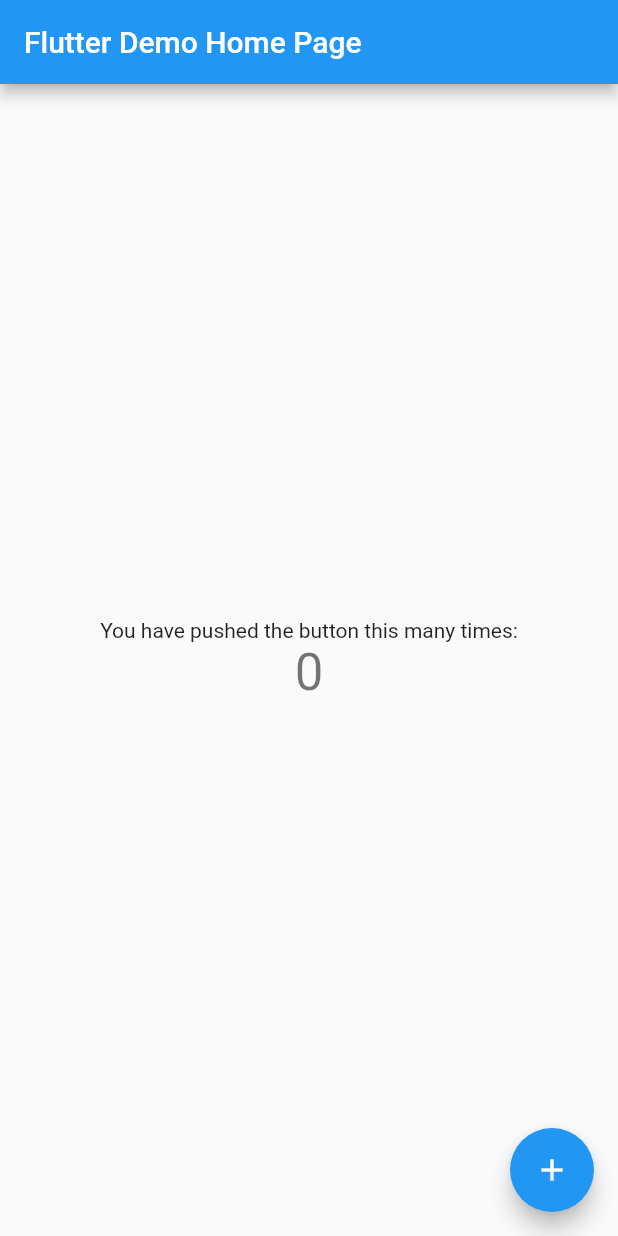
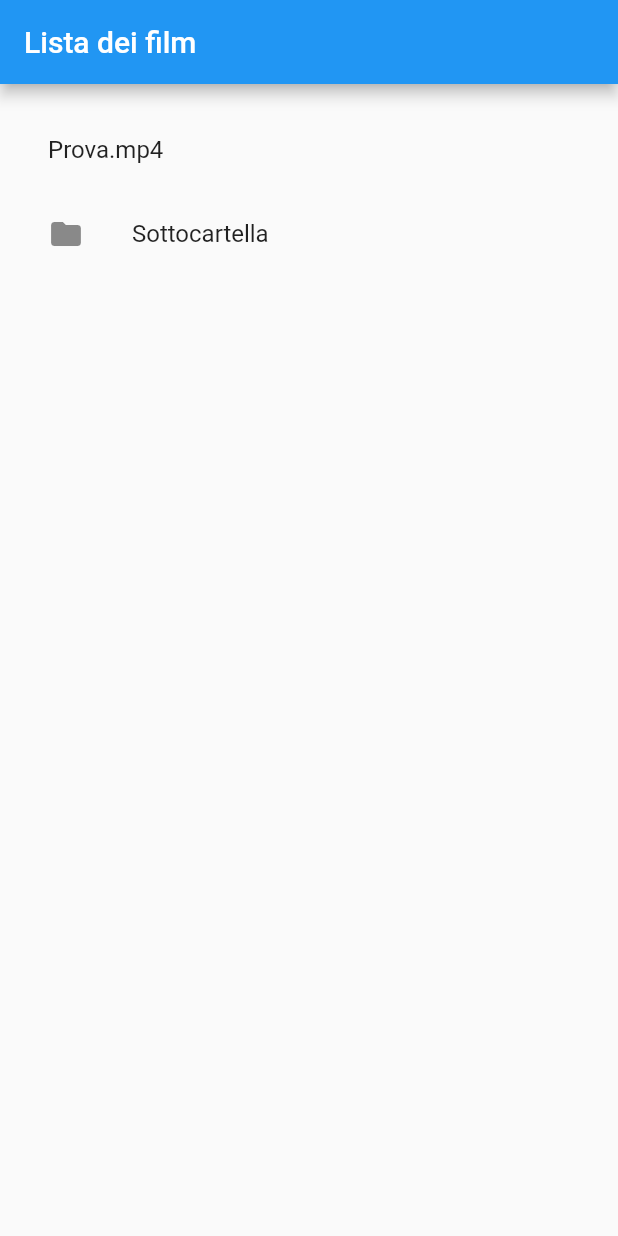
Before and after one commit to roveroniandrea/Flutter-film-client, a Flutter app: the screen it shows after launch, on a phone screen of 412 x 824 dp. Run offline on Flutter 3.47's test engine with Material 2 defaults, Android fonts, the phone set to English and light mode, and no system bars.

Commit message:
film_list

```diff
--- a/lib/main.dart
+++ b/lib/main.dart
@@ -1,3 +1,4 @@
+import 'package:film_server/screens/film_list/film_list.dart';
 import 'package:flutter/material.dart';
 
 void main() {
@@ -26,11 +27,11 @@ class MyApp extends StatelessWidget {
         // closer together (more dense) than on mobile platforms.
         visualDensity: VisualDensity.adaptivePlatformDensity,
       ),
-      home: MyHomePage(title: 'Flutter Demo Home Page'),
+      home: FilmList(),
     );
   }
 }
-
+/*
 class MyHomePage extends StatefulWidget {
   MyHomePage({Key key, this.title}) : super(key: key);
 
@@ -114,4 +115,4 @@ class _MyHomePageState extends State<MyHomePage> {
       ), // This trailing comma makes auto-formatting nicer for build methods.
     );
   }
-}
+}*/
--- /dev/null
+++ b/lib/models/film_class.dart
@@ -0,0 +1,9 @@
+class FilmClass{
+  String title = '';
+  bool isFolder = false;
+
+  FilmClass(String title, bool isFolder){
+    this.title = title;
+    this.isFolder = isFolder;
+  }
+}
--- /dev/null
+++ b/lib/screens/film_list/film_list.dart
@@ -0,0 +1,34 @@
+import 'package:film_server/models/film_class.dart';
+import 'package:flutter/material.dart';
+
+class FilmList extends StatefulWidget {
+  @override
+  _FilmListState createState() => _FilmListState();
+}
+
+class _FilmListState extends State<FilmList> {
+  final List<FilmClass> _films = [FilmClass('Prova.mp4', false), FilmClass('Sottocartella', true)];
+
+  @override
+  Widget build(BuildContext context) {
+    return Scaffold(
+      appBar: AppBar(
+        title: Text('Lista dei film'),
+      ),
+      body: _buildFilmList(),
+
+    );
+  }
+
+  Widget _buildFilmList(){
+    return ListView(
+      padding: EdgeInsets.all(16.0),
+      children: _films.map<Widget>((film) {
+        return ListTile(
+          title: Text(film.title),
+          leading: film.isFolder? Icon(Icons.folder): null,
+        );
+      }).toList(),
+    );
+  }
+}
```
